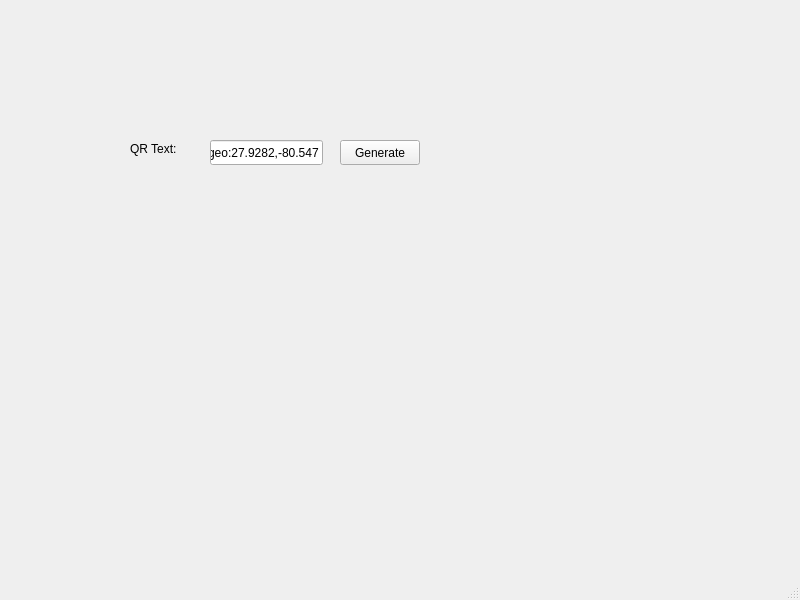
This is MissionControl/MainWindow.ui in mwales/RocketTracker as Qt 5 draws it before an edit. The edited form follows.
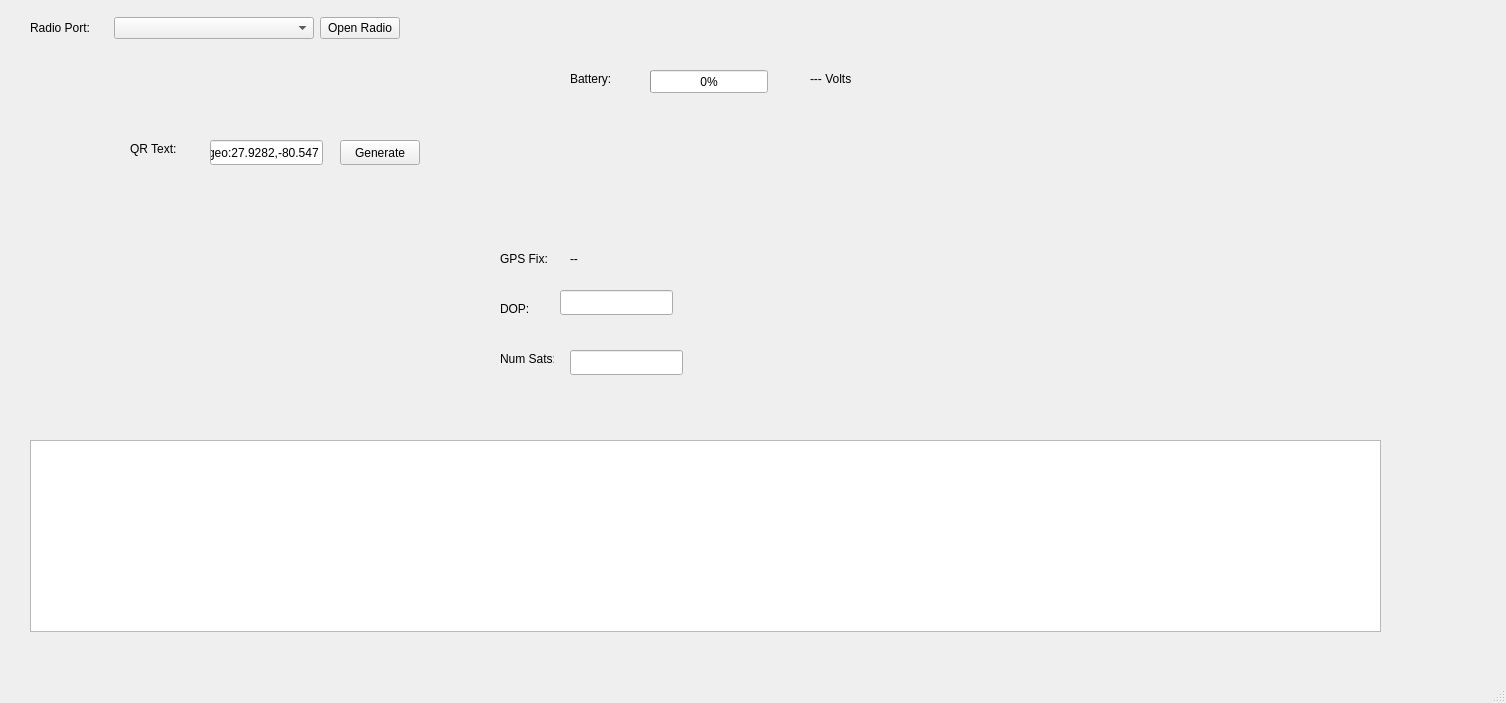
This is the edited form.

Diff of the .ui file:
```diff
--- a/MissionControl/MainWindow.ui
+++ b/MissionControl/MainWindow.ui
@@ -6,8 +6,8 @@
    <rect>
     <x>0</x>
     <y>0</y>
-    <width>800</width>
-    <height>600</height>
+    <width>1506</width>
+    <height>703</height>
    </rect>
   </property>
   <property name="windowTitle">
@@ -53,6 +53,166 @@
      <string>Generate</string>
     </property>
    </widget>
+   <widget class="QListWidget" name="theSerialRaw">
+    <property name="geometry">
+     <rect>
+      <x>30</x>
+      <y>440</y>
+      <width>1351</width>
+      <height>192</height>
+     </rect>
+    </property>
+   </widget>
+   <widget class="QWidget" name="layoutWidget">
+    <property name="geometry">
+     <rect>
+      <x>30</x>
+      <y>10</y>
+      <width>370</width>
+      <height>36</height>
+     </rect>
+    </property>
+    <layout class="QHBoxLayout" name="horizontalLayout">
+     <item>
+      <widget class="QLabel" name="label_2">
+       <property name="text">
+        <string>Radio Port:</string>
+       </property>
+      </widget>
+     </item>
+     <item>
+      <widget class="QComboBox" name="theRadioPortList">
+       <property name="minimumSize">
+        <size>
+         <width>200</width>
+         <height>0</height>
+        </size>
+       </property>
+      </widget>
+     </item>
+     <item>
+      <widget class="QPushButton" name="theOpenRadioButton">
+       <property name="text">
+        <string>Open Radio</string>
+       </property>
+      </widget>
+     </item>
+    </layout>
+   </widget>
+   <widget class="QLabel" name="label_3">
+    <property name="geometry">
+     <rect>
+      <x>570</x>
+      <y>70</y>
+      <width>54</width>
+      <height>17</height>
+     </rect>
+    </property>
+    <property name="text">
+     <string>Battery:</string>
+    </property>
+   </widget>
+   <widget class="QProgressBar" name="theBatteryBar">
+    <property name="geometry">
+     <rect>
+      <x>650</x>
+      <y>70</y>
+      <width>118</width>
+      <height>23</height>
+     </rect>
+    </property>
+    <property name="layoutDirection">
+     <enum>Qt::LeftToRight</enum>
+    </property>
+    <property name="value">
+     <number>0</number>
+    </property>
+   </widget>
+   <widget class="QLabel" name="theBatteryVoltsLabel">
+    <property name="geometry">
+     <rect>
+      <x>810</x>
+      <y>70</y>
+      <width>54</width>
+      <height>17</height>
+     </rect>
+    </property>
+    <property name="text">
+     <string>--- Volts</string>
+    </property>
+   </widget>
+   <widget class="QLabel" name="label_4">
+    <property name="geometry">
+     <rect>
+      <x>500</x>
+      <y>250</y>
+      <width>54</width>
+      <height>17</height>
+     </rect>
+    </property>
+    <property name="text">
+     <string>GPS Fix:</string>
+    </property>
+   </widget>
+   <widget class="QLabel" name="theGpsFixLabel">
+    <property name="geometry">
+     <rect>
+      <x>570</x>
+      <y>250</y>
+      <width>54</width>
+      <height>17</height>
+     </rect>
+    </property>
+    <property name="text">
+     <string>--</string>
+    </property>
+   </widget>
+   <widget class="QLabel" name="label_5">
+    <property name="geometry">
+     <rect>
+      <x>500</x>
+      <y>300</y>
+      <width>54</width>
+      <height>17</height>
+     </rect>
+    </property>
+    <property name="text">
+     <string>DOP:</string>
+    </property>
+   </widget>
+   <widget class="QLineEdit" name="theDopValue">
+    <property name="geometry">
+     <rect>
+      <x>560</x>
+      <y>290</y>
+      <width>113</width>
+      <height>25</height>
+     </rect>
+    </property>
+   </widget>
+   <widget class="QLabel" name="label_6">
+    <property name="geometry">
+     <rect>
+      <x>500</x>
+      <y>350</y>
+      <width>54</width>
+      <height>17</height>
+     </rect>
+    </property>
+    <property name="text">
+     <string>Num Sats:</string>
+    </property>
+   </widget>
+   <widget class="QLineEdit" name="theNumSatsValue">
+    <property name="geometry">
+     <rect>
+      <x>570</x>
+      <y>350</y>
+      <width>113</width>
+      <height>25</height>
+     </rect>
+    </property>
+   </widget>
   </widget>
   <widget class="QMenuBar" name="menubar">
    <property name="geometry">
```
Left out of the diff: 2 changed lines with no effect on the pictures.
